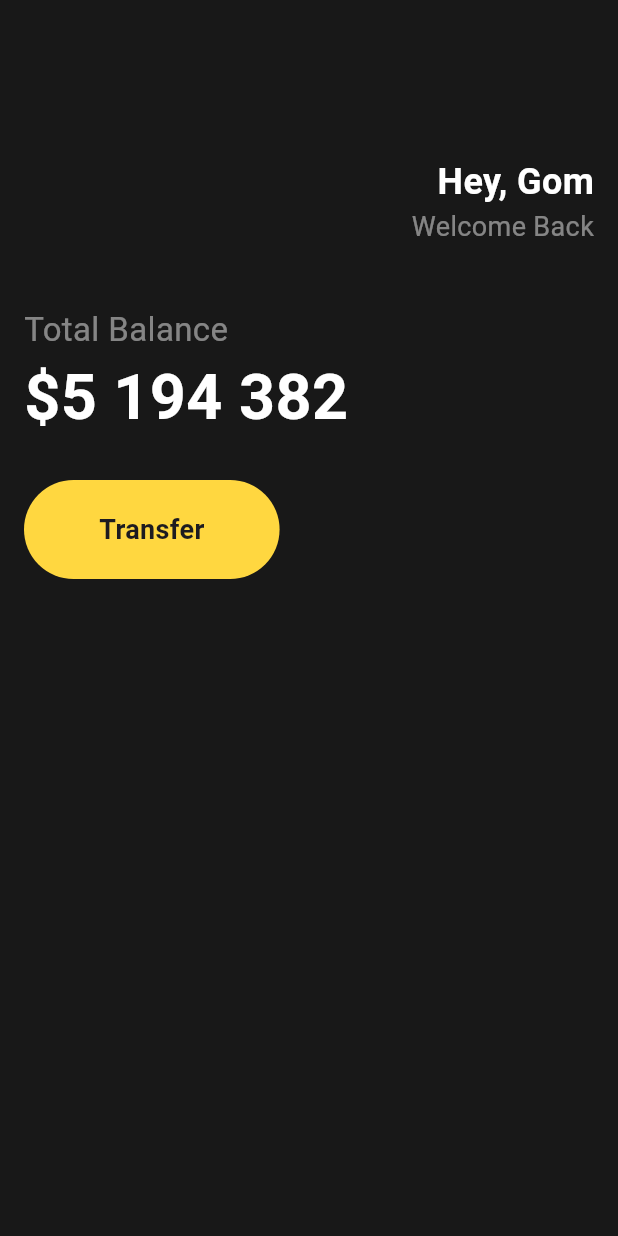
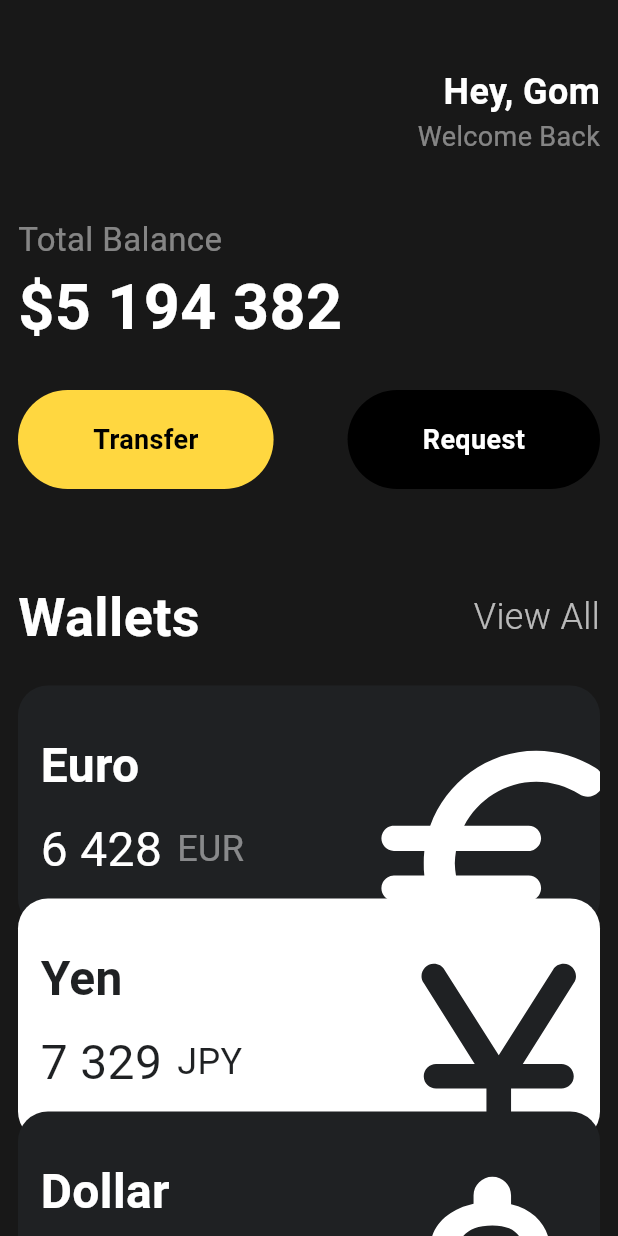
Before and after one commit to ByeongGwan-Seo/flutter_ui_practice, a Flutter app: the screen it shows after launch, on a phone screen of 412 x 824 dp. Run offline on Flutter 3.47's test engine with Material 3 defaults, Android fonts, the phone set to English and light mode, and no system bars.

Commit message:
ui practice done

```diff
--- a/lib/main.dart
+++ b/lib/main.dart
@@ -1,46 +1,58 @@
 import 'package:flutter/material.dart';
+import 'package:flutter_ui_practice/widgets/app_header.dart';
+import 'package:flutter_ui_practice/widgets/home_button.dart';
+import 'package:flutter_ui_practice/widgets/money_card.dart';
+import 'package:flutter_ui_practice/widgets/wallets_header.dart';
 
 void main() {
   runApp(App());
 }
 
 class App extends StatelessWidget {
+  final List<Map<String, dynamic>> wallets = [
+    {
+      'title': 'Euro',
+      'amount': '6 428',
+      'curr': 'EUR',
+      'symbol': Icons.euro_rounded,
+      'order': 1,
+    },
+    {
+      'title': 'Yen',
+      'amount': '7 329',
+      'curr': 'JPY',
+      'symbol': Icons.currency_yen_rounded,
+      'order': 2,
+    },
+    {
+      'title': 'Dollar',
+      'amount': '8 247',
+      'curr': 'USD',
+      'symbol': Icons.attach_money_rounded,
+      'order': 3,
+    },
+    {
+      'title': 'Bitcoin',
+      'amount': '7 500',
+      'curr': 'BTC',
+      'symbol': Icons.currency_bitcoin_rounded,
+      'order': 4,
+    },
+  ];
+
   @override
   Widget build(BuildContext context) {
     return MaterialApp(
       home: Scaffold(
         backgroundColor: Color(0xFF181818),
-        body: Padding(
-          padding: EdgeInsets.symmetric(horizontal: 16, vertical: 24),
+        body: SingleChildScrollView(
+          child: Padding(
+            padding: EdgeInsets.symmetric(horizontal: 12, vertical: 24),
             child: Column(
               crossAxisAlignment: CrossAxisAlignment.start,
               children: [
-              SizedBox(height: 80),
-              Row(
-                mainAxisAlignment: MainAxisAlignment.end,
-                children: [
-                  Column(
-                    crossAxisAlignment: CrossAxisAlignment.end,
-                    children: [
-                      Text(
-                        'Hey, Gom',
-                        style: TextStyle(
-                          color: Colors.white,
-                          fontSize: 24,
-                          fontWeight: FontWeight.bold,
-                        ),
-                      ),
-                      Text(
-                        'Welcome Back',
-                        style: TextStyle(
-                          color: Colors.white.withAlpha(120),
-                          fontSize: 18,
-                        ),
-                      ),
-                    ],
-                  ),
-                ],
-              ),
+                SizedBox(height: 20),
+                AppHeader(),
                 SizedBox(height: 40),
                 Text(
                   'Total Balance',
@@ -59,29 +71,34 @@
                 ),
                 SizedBox(height: 25),
                 Row(
+                  mainAxisAlignment: MainAxisAlignment.spaceBetween,
                   children: [
-                  Container(
-                    decoration: BoxDecoration(
-                      color: Colors.amberAccent,
-                      borderRadius: BorderRadius.circular(45),
+                    HomeButton(
+                      text: 'Transfer',
+                      bgColor: Colors.amberAccent,
+                      textColor: Colors.black,
                     ),
-                    child: Padding(
-                      padding: EdgeInsets.symmetric(
-                        vertical: 20,
-                        horizontal: 50,
+                    HomeButton(
+                      text: 'Request',
+                      bgColor: Colors.black,
+                      textColor: Colors.white,
                     ),
-                      child: Text(
-                        'Transfer',
-                        style: TextStyle(
-                          fontSize: 18,
-                          fontWeight: FontWeight.bold,
+                  ],
                 ),
-                      ),
+                SizedBox(height: 60),
+                WalletsHeader(),
+                SizedBox(height: 20),
+                ...wallets.map(
+                  (wallet) => MoneyCard(
+                    title: wallet['title'],
+                    amount: wallet['amount'],
+                    curr: wallet['curr'],
+                    symbol: wallet['symbol'],
+                    order: (wallet['order'] as int).toDouble(),
                   ),
                 ),
               ],
             ),
-            ],
           ),
         ),
       ),
--- /dev/null
+++ b/lib/widgets/app_header.dart
@@ -0,0 +1,34 @@
+import 'package:flutter/material.dart';
+
+class AppHeader extends StatelessWidget {
+  const AppHeader({super.key});
+
+  @override
+  Widget build(BuildContext context) {
+    return Row(
+      mainAxisAlignment: MainAxisAlignment.end,
+      children: [
+        Column(
+          crossAxisAlignment: CrossAxisAlignment.end,
+          children: [
+            Text(
+              'Hey, Gom',
+              style: TextStyle(
+                color: Colors.white,
+                fontSize: 24,
+                fontWeight: FontWeight.bold,
+              ),
+            ),
+            Text(
+              'Welcome Back',
+              style: TextStyle(
+                color: Colors.white.withAlpha(120),
+                fontSize: 18,
+              ),
+            ),
+          ],
+        ),
+      ],
+    );
+  }
+}
--- /dev/null
+++ b/lib/widgets/home_button.dart
@@ -0,0 +1,37 @@
+import 'package:flutter/material.dart';
+
+class HomeButton extends StatelessWidget {
+  final String text;
+  final Color bgColor;
+  final Color textColor;
+
+  const HomeButton({
+    super.key,
+    required this.text,
+    required this.bgColor,
+    required this.textColor,
+  });
+
+  // HomeButton({required this.text, required this.bgColor, required this.textColor});
+
+  @override
+  Widget build(BuildContext context) {
+    return Container(
+      decoration: BoxDecoration(
+        color: bgColor,
+        borderRadius: BorderRadius.circular(45),
+      ),
+      child: Padding(
+        padding: EdgeInsets.symmetric(vertical: 20, horizontal: 50),
+        child: Text(
+          text,
+          style: TextStyle(
+            fontSize: 18,
+            fontWeight: FontWeight.bold,
+            color: textColor,
+          ),
+        ),
+      ),
+    );
+  }
+}
--- /dev/null
+++ b/lib/widgets/money_card.dart
@@ -0,0 +1,91 @@
+import 'package:flutter/material.dart';
+
+class MoneyCard extends StatelessWidget {
+  final String title, amount, curr;
+  final IconData symbol;
+
+  final double order;
+
+  final _blackColor = const Color(0xFF1F2123);
+
+  const MoneyCard({
+    super.key,
+    required this.title,
+    required this.amount,
+    required this.curr,
+    required this.symbol,
+
+    required this.order,
+  });
+
+  bool get _isInverted => order % 2 == 0;
+
+  @override
+  Widget build(BuildContext context) {
+    return Transform.translate(
+      offset: Offset(0, -20 * (order - 1)),
+      child: Container(
+        clipBehavior: Clip.hardEdge,
+        width: double.infinity,
+        decoration: BoxDecoration(
+          color: _isInverted ? Colors.white : _blackColor,
+          borderRadius: BorderRadius.circular(20),
+        ),
+        child: Padding(
+          padding: const EdgeInsets.symmetric(vertical: 30, horizontal: 15),
+          child: Row(
+            mainAxisAlignment: MainAxisAlignment.spaceBetween,
+            children: [
+              Column(
+                crossAxisAlignment: CrossAxisAlignment.start,
+                children: [
+                  Text(
+                    title,
+                    style: TextStyle(
+                      color: _isInverted ? Color(0xFF1F2123) : Colors.white,
+                      fontSize: 32,
+                      fontWeight: FontWeight.bold,
+                    ),
+                  ),
+                  SizedBox(height: 10),
+                  Row(
+                    children: [
+                      Text(
+                        amount,
+                        style: TextStyle(
+                          color: _isInverted ? _blackColor : Colors.white,
+                          fontSize: 32,
+                        ),
+                      ),
+                      SizedBox(width: 10),
+                      Text(
+                        curr,
+                        style: TextStyle(
+                          color: _isInverted
+                              ? _blackColor
+                              : Colors.white.withAlpha(120),
+                          fontSize: 24,
+                        ),
+                      ),
+                    ],
+                  ),
+                ],
+              ),
+              Transform.scale(
+                scale: 2.5,
+                child: Transform.translate(
+                  offset: Offset(-5.0, 15.0),
+                  child: Icon(
+                    symbol,
+                    color: _isInverted ? _blackColor : Colors.white,
+                    size: 80,
+                  ),
+                ),
+              ),
+            ],
+          ),
+        ),
+      ),
+    );
+  }
+}
--- /dev/null
+++ b/lib/widgets/wallets_header.dart
@@ -0,0 +1,31 @@
+import 'package:flutter/material.dart';
+
+class WalletsHeader extends StatelessWidget {
+  const WalletsHeader({super.key});
+
+  @override
+  Widget build(BuildContext context) {
+    return Row(
+      crossAxisAlignment: CrossAxisAlignment.center,
+      mainAxisAlignment: MainAxisAlignment.spaceBetween,
+      children: [
+        Text(
+          'Wallets',
+          style: TextStyle(
+            color: Colors.white,
+            fontSize: 36,
+            fontWeight: FontWeight.bold,
+          ),
+        ),
+        Text(
+          'View All',
+          style: TextStyle(
+            color: Colors.white70,
+            fontWeight: FontWeight.w300,
+            fontSize: 24,
+          ),
+        ),
+      ],
+    );
+  }
+}
```
Lines whose indentation alone changed are shown as unchanged.
